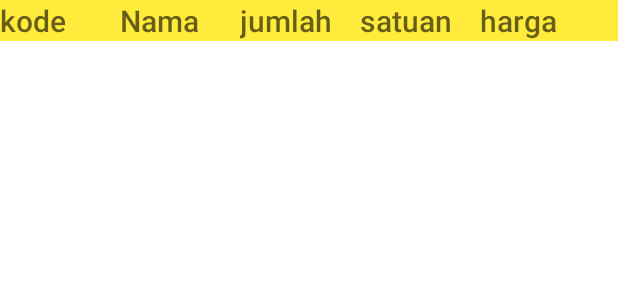
After one commit to ittggrgfthh/kuliah-s1, an Android app: the layout format_obat.xml on its own in the app's theme, with its tools: preview values and no code run, on a phone screen of 412 x 824 dp. The commit adds this screen. Shown: the top 300 px of the screen. Run offline under Robolectric (Android 15) with nearby library versions, the phone set to English and light mode, and no system bars.

Commit message:
edit: update materi ke - 3

```diff
--- a/semester-6/aplikasi-mobile/DataObat/app/src/main/java/com/example/dataobat/DatabaseHelper.java
+++ b/semester-6/aplikasi-mobile/DataObat/app/src/main/java/com/example/dataobat/DatabaseHelper.java
@@ -32,7 +32,7 @@ public class DatabaseHelper extends SQLiteOpenHelper {
 
     @Override
     public void onUpgrade(SQLiteDatabase db, int oldVersion, int newVersion) {
-        db.execSQL("DROP TABLE IF EXIST" + tableName);
+        db.execSQL("DROP TABLE IF EXISTS " + tableName);
         onCreate(db);
     }
 
--- /dev/null
+++ b/semester-6/aplikasi-mobile/DataObat/app/src/main/res/layout/format_obat.xml
@@ -0,0 +1,53 @@
+<?xml version="1.0" encoding="utf-8"?>
+<RelativeLayout xmlns:android="http://schemas.android.com/apk/res/android"
+    android:layout_width="match_parent"
+    android:layout_height="wrap_content"
+    android:background="@color/yellow">
+
+    <TextView
+        android:id="@+id/kode"
+        android:layout_width="80dp"
+        android:layout_height="wrap_content"
+        android:textColor="@color/blue"
+        android:textAppearance="@style/TextAppearance.AppCompat.Title"
+        android:hint="kode" />
+
+    <TextView
+        android:id="@+id/nama"
+        android:layout_width="80dp"
+        android:layout_height="wrap_content"
+        android:layout_toRightOf="@id/kode"
+        android:textColor="@color/blue"
+        android:textAppearance="@style/TextAppearance.AppCompat.Title"
+        android:hint="Nama" />
+
+    <TextView
+        android:id="@+id/jumlah"
+        android:layout_width="80dp"
+        android:layout_height="wrap_content"
+        android:layout_toRightOf="@id/nama"
+        android:textColor="@color/blue"
+        android:textAppearance="@style/TextAppearance.AppCompat.Title"
+        android:hint="jumlah" />
+
+    <TextView
+        android:id="@+id/satuan"
+        android:layout_width="80dp"
+        android:layout_height="wrap_content"
+        android:textColor="@color/blue"
+        android:layout_toRightOf="@id/jumlah"
+        android:textAppearance="@style/TextAppearance.AppCompat.Title"
+        android:hint="satuan" />
+
+    <TextView
+        android:id="@+id/harga"
+        android:layout_width="80dp"
+        android:layout_height="wrap_content"
+        android:layout_toRightOf="@id/satuan"
+        android:textColor="@color/blue"
+        android:textAppearance="@style/TextAppearance.AppCompat.Title"
+        android:hint="harga" />
+
+
+
+</RelativeLayout>
--- a/semester-6/aplikasi-mobile/DataObat/app/src/main/res/values/colors.xml
+++ b/semester-6/aplikasi-mobile/DataObat/app/src/main/res/values/colors.xml
@@ -9,4 +9,5 @@
     <color name="white">#FFFFFFFF</color>
     <color name="blue">#3F51B5</color>
     <color name="red">#FF1100</color>
+    <color name="yellow">#FFEB3B</color>
 </resources>
--- a/semester-6/aplikasi-mobile/DataObat/app/src/main/res/values/strings.xml
+++ b/semester-6/aplikasi-mobile/DataObat/app/src/main/res/values/strings.xml
@@ -1,3 +1,3 @@
 <resources>
-    <string name="app_name">Data Obat</string>
+    <string name="app_name">Gudang Obat</string>
 </resources>
```
Also changed, not shown: semester-6/aplikasi-mobile/DataObat/app/src/main/java/com/example/dataobat/AdapterObat.java (added, +59 -0 lines), semester-6/aplikasi-mobile/DataObat/app/src/main/java/com/example/dataobat/MainActivity.java (+20 -9 lines), semester-6/aplikasi-mobile/DataObat/app/src/main/java/com/example/dataobat/ModelObat.java (added, +50 -0 lines), semester-6/aplikasi-mobile/DataObat/app/src/main/res/layout/activity_main.xml (+5 -3 lines).
